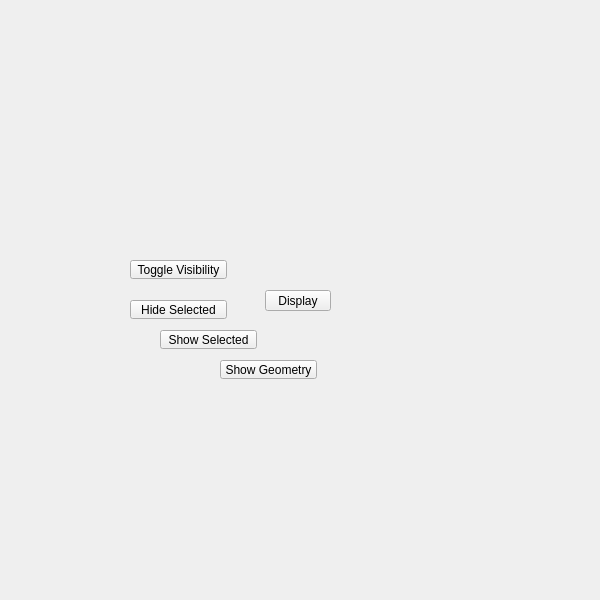
Above: ui/display_submenu.ui from m3trik/Scripts_portable before the change. Below: the same form after it.
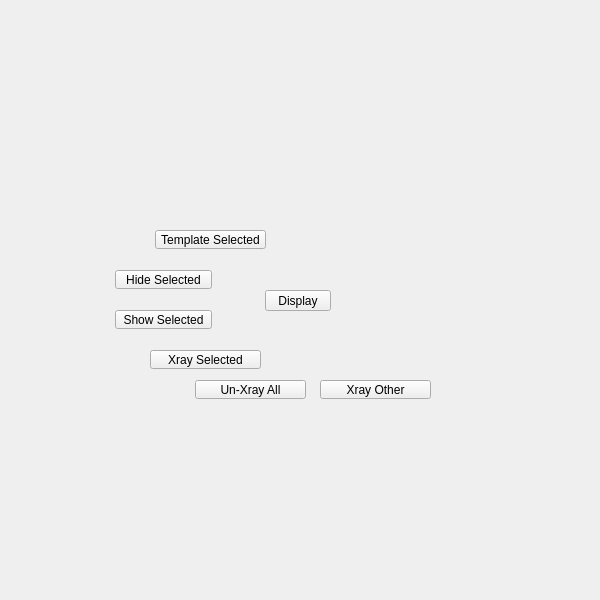
That is the form after the change.

What changed in the file:
```diff
--- a/ui/display_submenu.ui
+++ b/ui/display_submenu.ui
@@ -87,30 +87,11 @@
      <string>Display</string>
     </property>
    </widget>
-   <widget class="QPushButton" name="b001">
-    <property name="geometry">
-     <rect>
-      <x>130</x>
-      <y>260</y>
-      <width>97</width>
-      <height>19</height>
-     </rect>
-    </property>
-    <property name="minimumSize">
-     <size>
-      <width>0</width>
-      <height>19</height>
-     </size>
-    </property>
-    <property name="text">
-     <string>Toggle Visibility</string>
-    </property>
-   </widget>
    <widget class="QPushButton" name="b002">
     <property name="geometry">
      <rect>
-      <x>130</x>
-      <y>300</y>
+      <x>115</x>
+      <y>270</y>
       <width>97</width>
       <height>19</height>
      </rect>
@@ -125,30 +106,11 @@
      <string>Hide Selected</string>
     </property>
    </widget>
-   <widget class="QPushButton" name="b004">
-    <property name="geometry">
-     <rect>
-      <x>220</x>
-      <y>360</y>
-      <width>97</width>
-      <height>19</height>
-     </rect>
-    </property>
-    <property name="minimumSize">
-     <size>
-      <width>0</width>
-      <height>19</height>
-     </size>
-    </property>
-    <property name="text">
-     <string>Show Geometry</string>
-    </property>
-   </widget>
    <widget class="QPushButton" name="b003">
     <property name="geometry">
      <rect>
-      <x>160</x>
-      <y>330</y>
+      <x>115</x>
+      <y>310</y>
       <width>97</width>
       <height>19</height>
      </rect>
@@ -163,6 +125,82 @@
      <string>Show Selected</string>
     </property>
    </widget>
+   <widget class="QPushButton" name="b005">
+    <property name="geometry">
+     <rect>
+      <x>150</x>
+      <y>350</y>
+      <width>111</width>
+      <height>19</height>
+     </rect>
+    </property>
+    <property name="minimumSize">
+     <size>
+      <width>111</width>
+      <height>19</height>
+     </size>
+    </property>
+    <property name="text">
+     <string>Xray Selected</string>
+    </property>
+   </widget>
+   <widget class="QPushButton" name="b021">
+    <property name="geometry">
+     <rect>
+      <x>155</x>
+      <y>230</y>
+      <width>111</width>
+      <height>19</height>
+     </rect>
+    </property>
+    <property name="minimumSize">
+     <size>
+      <width>111</width>
+      <height>19</height>
+     </size>
+    </property>
+    <property name="text">
+     <string>Template Selected</string>
+    </property>
+   </widget>
+   <widget class="QPushButton" name="b006">
+    <property name="geometry">
+     <rect>
+      <x>195</x>
+      <y>380</y>
+      <width>111</width>
+      <height>19</height>
+     </rect>
+    </property>
+    <property name="minimumSize">
+     <size>
+      <width>111</width>
+      <height>19</height>
+     </size>
+    </property>
+    <property name="text">
+     <string>Un-Xray All</string>
+    </property>
+   </widget>
+   <widget class="QPushButton" name="b007">
+    <property name="geometry">
+     <rect>
+      <x>320</x>
+      <y>380</y>
+      <width>111</width>
+      <height>19</height>
+     </rect>
+    </property>
+    <property name="minimumSize">
+     <size>
+      <width>111</width>
+      <height>19</height>
+     </size>
+    </property>
+    <property name="text">
+     <string>Xray Other</string>
+    </property>
+   </widget>
   </widget>
  </widget>
  <resources/>
```
